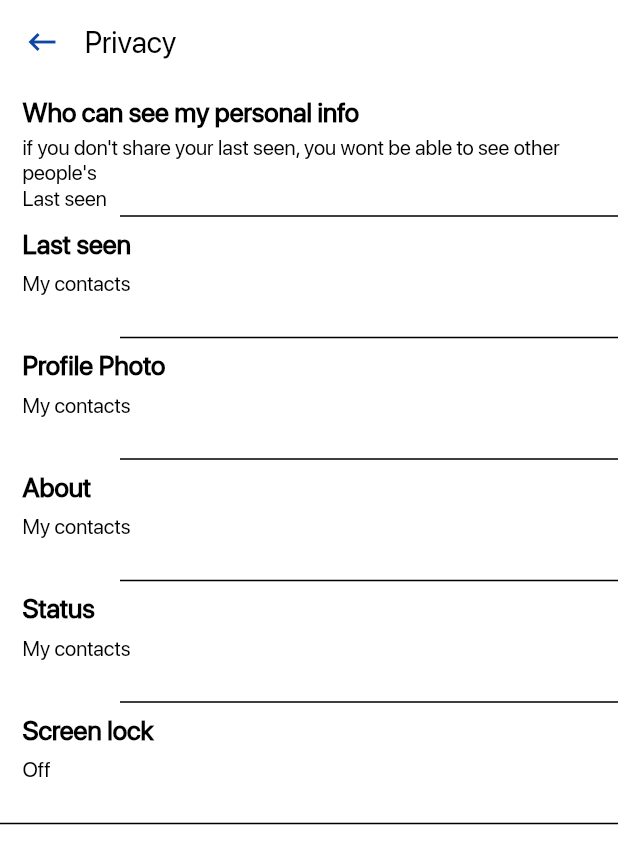
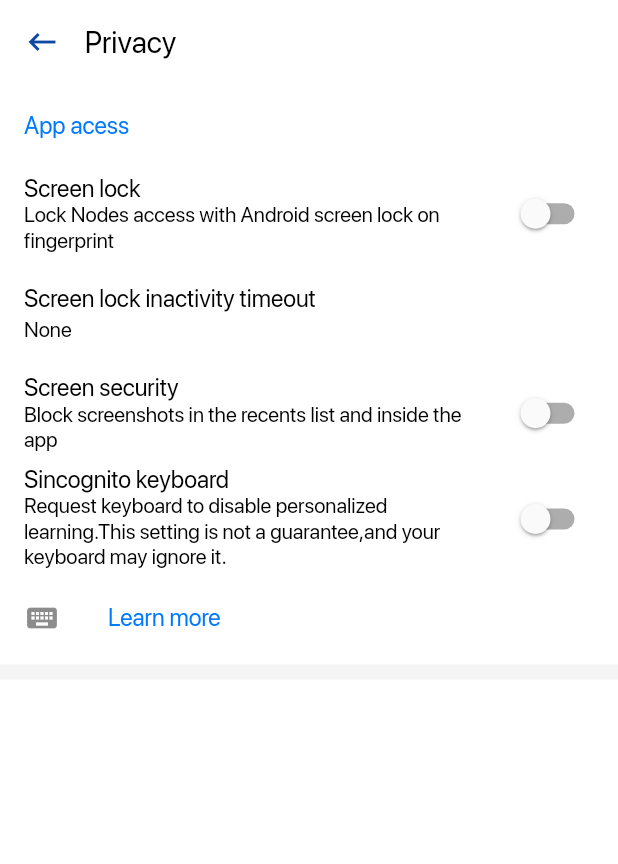
Before and after one commit to SammyButtDev/chat, a Flutter app: the Privacy screen opened directly, on a phone screen of 412 x 824 dp. Shown: the top 864 px of the screen. Run offline on Flutter 3.47's test engine with Material 2 defaults, Android fonts, the phone set to English and light mode, and no system bars; our stand-ins replace shared_preferences; accounts and stored records are empty.

Commit message:
Screens updated

```diff
--- a/lib/Settings/Privacy.dart
+++ b/lib/Settings/Privacy.dart
@@ -1,4 +1,5 @@
 import 'package:blah/constant.dart';
+import 'package:flutter/cupertino.dart';
 import 'package:flutter/material.dart';
 
 import 'SettingScreen.dart';
@@ -9,6 +10,9 @@ class Privacy extends StatefulWidget {
 }
 
 class _PrivacyState extends State<Privacy> {
+  bool PScreenLock = false;
+  bool PScreensecurity = false;
+  bool PScreenkeyboard = false;
   @override
   Widget build(BuildContext context) {
     return Scaffold(
@@ -29,102 +33,131 @@ class _PrivacyState extends State<Privacy> {
         titleSpacing: 0.5,
       ),
       backgroundColor: Theme.of(context).primaryColor,
-      body: Column(
-        children: [
-          Column(
+      body: SingleChildScrollView(
+        child: Container(
+          child: Column(
             children: [
-              Container(
-                height: 80,
-                width: MediaQuery.of(context).size.width,
-                child: Padding(
-                  padding: const EdgeInsets.only(left: 15, top: 8),
-                  child: Column(
-                    crossAxisAlignment: CrossAxisAlignment.start,
-                    children: [
-                      Text(
-                        "Who can see my personal info",
-                        style: TextStyle(
-                            color: Theme.of(context).textTheme.bodyText1.color,
-                            fontWeight: FontWeight.bold,
-                            fontSize: 18),
-                      ),
-                      SizedBox(
-                        height: 5,
-                      ),
-                      Text(
-                        "if you don't share your last seen, you wont be able to see other people's \nLast seen",
-                        style: TextStyle(
-                          color: Theme.of(context).textTheme.bodyText1.color,
-                        ),
-                      ),
-                    ],
+              ListTile(
+                title: Text(
+                  "App acess",
+                  style: TextStyle(color: CupertinoColors.activeBlue),
+                ),
+              ),
+              InkWell(onTap: (){},
+                splashColor: CupertinoColors.activeBlue,
+                child: ListTile(
+                  title: Text(
+                    "Screen lock",
+                    style: TextStyle(
+                        color: Theme.of(context).textTheme.bodyText1.color),
+                  ),
+                  subtitle: Text(
+                    "Lock Nodes access with Android screen lock on fingerprint",
+                    style: TextStyle(
+                        color: Theme.of(context).textTheme.bodyText1.color),
+                  ),
+                  trailing: Switch(
+                    value: PScreensecurity,
+                    onChanged: (value) {
+                      setState(() {
+                        PScreensecurity = value;
+                      });
+                    },
                   ),
                 ),
               ),
-              Padding(
-                padding: const EdgeInsets.only(left: 80.0),
-                child: Divider(
-                  color: Theme.of(context).dividerColor,
-                  thickness: 1,
+              InkWell(onTap: (){},
+                splashColor: CupertinoColors.activeBlue,
+                child: ListTile(
+                  title: Text(
+                    "Screen lock inactivity timeout",
+                    style: TextStyle(
+                        color: Theme.of(context).textTheme.bodyText1.color),
+                  ),
+                  subtitle: Text(
+                    "None",
+                    style: TextStyle(
+                        color: Theme.of(context).textTheme.bodyText1.color),
+                  ),
                 ),
               ),
-              CustomContainer(context, "Last seen", "My contacts", () {
-                CustomDialog(context,"Last Seen","Everyone","Only Contacts","Only me");
-              }),
-              Padding(
-                padding: const EdgeInsets.only(left: 80.0),
-                child: Divider(
-                  color: Theme.of(context).dividerColor,
-                  thickness: 1,
+              InkWell(onTap: (){},
+                splashColor: CupertinoColors.activeBlue,
+                child: ListTile(
+                  title: Text(
+                    "Screen security",
+                    style: TextStyle(
+                        color: Theme.of(context).textTheme.bodyText1.color),
+                  ),
+                  subtitle: Text(
+                    "Block screenshots in the recents list and inside the app",
+                    style: TextStyle(
+                        color: Theme.of(context).textTheme.bodyText1.color),
+                  ),
+                  trailing: Switch(
+                    value: PScreenLock,
+                    onChanged: (value) {
+                      setState(() {
+                        PScreenLock = value;
+                      });
+                    },
+                  ),
                 ),
               ),
-              CustomContainer(context, "Profile Photo", "My contacts", () {
-                CustomDialog(context,"Profile Photo","Everyone","Only Contacts","Only me");
-              }),
-              Padding(
-                padding: const EdgeInsets.only(left: 80.0),
-                child: Divider(
-                  color: Theme.of(context).dividerColor,
-                  thickness: 1,
+              InkWell(onTap: (){},
+                splashColor: CupertinoColors.activeBlue,
+                child: ListTile(
+                  title: Text(
+                    "Sincognito keyboard",
+                    style: TextStyle(
+                        color: Theme.of(context).textTheme.bodyText1.color),
+                  ),
+                  subtitle: Text(
+                    "Request keyboard to disable personalized learning.This setting is not a guarantee,and your keyboard may ignore it.",
+                    style: TextStyle(
+                        color: Theme.of(context).textTheme.bodyText1.color),
+                  ),
+                  trailing: Switch(
+                    value: PScreenkeyboard,
+                    onChanged: (value) {
+                      setState(() {
+                        PScreenkeyboard = value;
+                      });
+                    },
+                  ),
                 ),
               ),
-              CustomContainer(context, "About", "My contacts", () {
-                CustomDialog(context,"About","Everyone","Only Contacts","Only me");
-              }),
-              Padding(
-                padding: const EdgeInsets.only(left: 80.0),
-                child: Divider(
-                  color: Theme.of(context).dividerColor,
-                  thickness: 1,
+              InkWell(onTap: (){},
+                splashColor: CupertinoColors.activeBlue,
+                child: ListTile(
+                  title: Text(
+                    "Learn more",
+                    style: TextStyle(
+                        color: CupertinoColors.activeBlue,
+                  ),
                 ),
+                  leading: Icon(Icons.keyboard),
               ),
-              CustomContainer(context, "Status", "My contacts", () {
-                CustomDialog(context,"Status","Everyone","Only Contacts","Only me");
-              }),
-              Padding(
-                padding: const EdgeInsets.only(left: 80.0),
-                child: Divider(
-                  color: Theme.of(context).dividerColor,
-                  thickness: 1,
-                ),
               ),
-              CustomContainer(context, "Screen lock", "Off", () {
-                CustomDialog(context,"Screen lock","On","Off","Never");
-              }),
               Divider(
-                color: Theme.of(context).dividerColor,
-                thickness: 1,
+                color: Colors.grey.shade100,
+                thickness: 10,
               ),
             ],
           ),
-        ],
+        ),
       ),
     );
   }
 }
-enum SingingCharacter { Everyone, Contacts,Me,}
 
-Future<void> CustomDialog(context,title,tab1,tab2,tab3) {
+enum SingingCharacter {
+  Everyone,
+  Contacts,
+  Me,
+}
+
+Future<void> CustomDialog(context, title, tab1, tab2, tab3) {
   SingingCharacter _character = SingingCharacter.Everyone;
   return showDialog(
       context: context,
@@ -141,25 +174,43 @@ Future<void> CustomDialog(context,title,tab1,tab2,tab3) {
             mainAxisSize: MainAxisSize.min,
             children: [
               ListTile(
-                title: Text(tab1, style:
-                TextStyle(color: Theme.of(context).textTheme.bodyText1.color),),
-                leading: Radio(value: SingingCharacter.Everyone, groupValue:  _character, onChanged: (SingingCharacter value){
-                  return _character = value;
-                }),
+                title: Text(
+                  tab1,
+                  style: TextStyle(
+                      color: Theme.of(context).textTheme.bodyText1.color),
+                ),
+                leading: Radio(
+                    value: SingingCharacter.Everyone,
+                    groupValue: _character,
+                    onChanged: (SingingCharacter value) {
+                      return _character = value;
+                    }),
               ),
               ListTile(
-                title: Text(tab2, style:
-                TextStyle(color: Theme.of(context).textTheme.bodyText1.color),),
-                leading: Radio(value: SingingCharacter.Contacts, groupValue:  _character, onChanged: (SingingCharacter value){
-                  return _character = value;
-                }),
+                title: Text(
+                  tab2,
+                  style: TextStyle(
+                      color: Theme.of(context).textTheme.bodyText1.color),
+                ),
+                leading: Radio(
+                    value: SingingCharacter.Contacts,
+                    groupValue: _character,
+                    onChanged: (SingingCharacter value) {
+                      return _character = value;
+                    }),
               ),
               ListTile(
-                title: Text(tab3, style:
-                TextStyle(color: Theme.of(context).textTheme.bodyText1.color),),
-                leading: Radio(value: SingingCharacter.Me, groupValue:  _character, onChanged: (SingingCharacter value){
-                  return _character = value;
-                }),
+                title: Text(
+                  tab3,
+                  style: TextStyle(
+                      color: Theme.of(context).textTheme.bodyText1.color),
+                ),
+                leading: Radio(
+                    value: SingingCharacter.Me,
+                    groupValue: _character,
+                    onChanged: (SingingCharacter value) {
+                      return _character = value;
+                    }),
               ),
             ],
           ),
--- a/lib/Settings/SettingScreen.dart
+++ b/lib/Settings/SettingScreen.dart
@@ -86,7 +86,7 @@ class _SettingsState extends State<Settings> {
                     splashColor: Colors.blue,
                     child: ListTile(
                       leading: Icon(
-                        Icons.chat_bubble_outline,
+                        CupertinoIcons.text_bubble_fill,
                         color: Theme.of(context).buttonColor,
                       ),
                       title: Text(
--- a/pubspec.yaml
+++ b/pubspec.yaml
@@ -26,6 +26,7 @@ dependencies:
   provider: ^4.3.3
   audioplayers: ^0.17.3
   shared_preferences: ^0.5.12+4
+
 
 
   # The following adds the Cupertino Icons font to your application.
```
Also changed, not shown: lib/Screens/ChatScreen.dart (+7 -6 lines), lib/Settings/About.dart (+56 -0 lines), lib/Settings/data&Storage.dart (+10 -2 lines), lib/constant.dart (+9 -7 lines), images/about/coffee.png (added), images/about/hand.png (added), images/about/hello.png (added), images/about/nomobile.png (added), images/about/rocket.png (added), images/about/silence.png (added), images/about/thumbsup.png (added).
